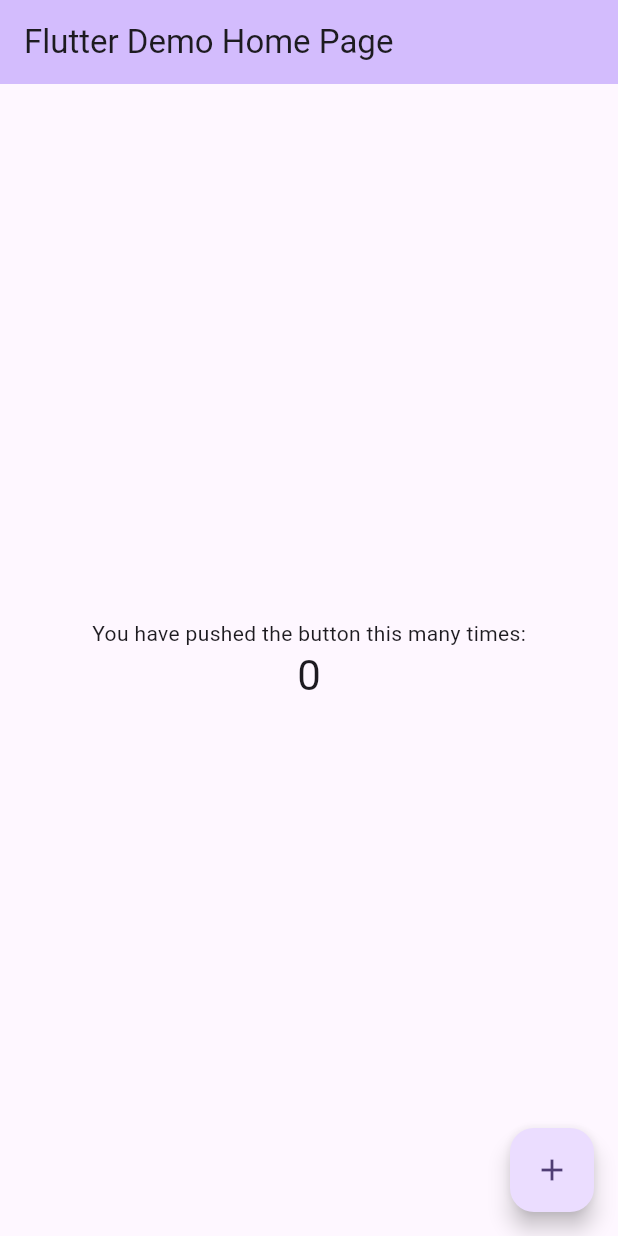
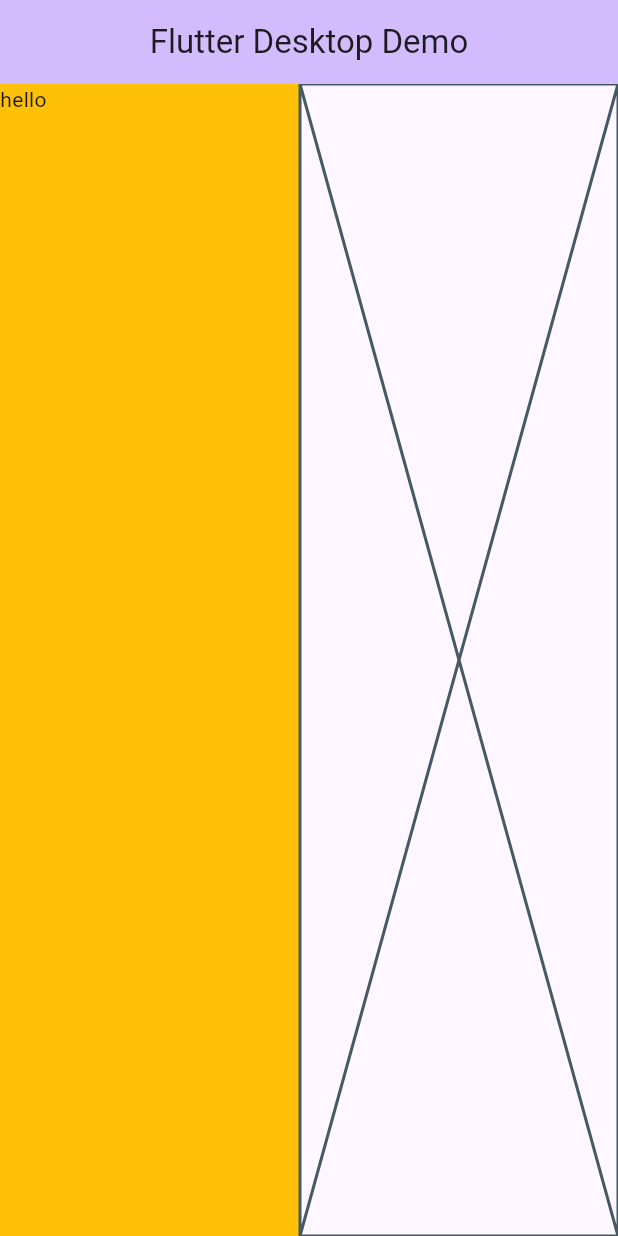
Before and after one commit to muchirajunior/flutter-desktop, a Flutter app: the screen it shows after launch, on a phone screen of 412 x 824 dp. Run offline on Flutter 3.47's test engine with Material 3 defaults, Android fonts, the phone set to English and light mode, and no system bars.

Commit message:
setup layout

```diff
--- /dev/null
+++ b/lib/home.dart
@@ -0,0 +1,37 @@
+import 'package:flutter/material.dart';
+import 'package:flutter_desktop/layout/main_area/main_area.dart';
+import 'package:flutter_desktop/layout/side_navbar/side_navbar.dart';
+
+class Home extends StatefulWidget {
+  const Home({super.key});
+
+  @override
+  State<Home> createState() => _HomeState();
+}
+
+class _HomeState extends State<Home> {
+  @override
+  Widget build(BuildContext context) {
+    return Scaffold(
+      appBar: AppBar(
+        title: const Text("Flutter Desktop Demo"),
+        backgroundColor: Theme.of(context).colorScheme.inversePrimary,
+        centerTitle: true,
+      ),
+      body: SizedBox(
+        width: double.infinity,
+        height: double.infinity,
+        child: Row(
+          children: [
+            Container(
+              height: MediaQuery.of(context).size.height,
+              constraints:const  BoxConstraints( maxWidth: 300),
+              child: const SideNavBar(),
+            ),
+            const Expanded(child: MainArea())
+          ],
+        )
+      ),
+    );
+  }
+}
--- /dev/null
+++ b/lib/layout/main_area/main_area.dart
@@ -0,0 +1,15 @@
+import 'package:flutter/material.dart';
+
+class MainArea extends StatefulWidget {
+  const MainArea({super.key});
+
+  @override
+  State<MainArea> createState() => _MainAreaState();
+}
+
+class _MainAreaState extends State<MainArea> {
+  @override
+  Widget build(BuildContext context) {
+    return const Placeholder();
+  }
+}
--- /dev/null
+++ b/lib/layout/side_navbar/side_navbar.dart
@@ -0,0 +1,20 @@
+import 'package:flutter/material.dart';
+
+class SideNavBar extends StatefulWidget {
+  const SideNavBar({super.key});
+
+  @override
+  State<SideNavBar> createState() => _SideNavBarState();
+}
+
+class _SideNavBarState extends State<SideNavBar> {
+  @override
+  Widget build(BuildContext context) {
+    return  Container(
+      width: 200,
+      height: double.infinity,
+      color: Colors.amber,
+      child: const Text('hello'),
+    );
+  }
+}
--- a/lib/main.dart
+++ b/lib/main.dart
@@ -1,4 +1,5 @@
 import 'package:flutter/material.dart';
+import 'package:flutter_desktop/home.dart';
 
 void main() {
   runApp(const MyApp());
@@ -7,119 +8,15 @@ void main() {
 class MyApp extends StatelessWidget {
   const MyApp({super.key});
 
-  // This widget is the root of your application.
   @override
   Widget build(BuildContext context) {
     return MaterialApp(
       title: 'Flutter Demo',
       theme: ThemeData(
-        // This is the theme of your application.
-        //
-        // TRY THIS: Try running your application with "flutter run". You'll see
-        // the application has a purple toolbar. Then, without quitting the app,
-        // try changing the seedColor in the colorScheme below to Colors.green
-        // and then invoke "hot reload" (save your changes or press the "hot
-        // reload" button in a Flutter-supported IDE, or press "r" if you used
-        // the command line to start the app).
-        //
-        // Notice that the counter didn't reset back to zero; the application
-        // state is not lost during the reload. To reset the state, use hot
-        // restart instead.
-        //
-        // This works for code too, not just values: Most code changes can be
-        // tested with just a hot reload.
         colorScheme: ColorScheme.fromSeed(seedColor: Colors.deepPurple),
         useMaterial3: true,
       ),
-      home: const MyHomePage(title: 'Flutter Demo Home Page'),
+      home: const Home()
     );
   }
 }
-
-class MyHomePage extends StatefulWidget {
-  const MyHomePage({super.key, required this.title});
-
-  // This widget is the home page of your application. It is stateful, meaning
-  // that it has a State object (defined below) that contains fields that affect
-  // how it looks.
-
-  // This class is the configuration for the state. It holds the values (in this
-  // case the title) provided by the parent (in this case the App widget) and
-  // used by the build method of the State. Fields in a Widget subclass are
-  // always marked "final".
-
-  final String title;
-
-  @override
-  State<MyHomePage> createState() => _MyHomePageState();
-}
-
-class _MyHomePageState extends State<MyHomePage> {
-  int _counter = 0;
-
-  void _incrementCounter() {
-    setState(() {
-      // This call to setState tells the Flutter framework that something has
-      // changed in this State, which causes it to rerun the build method below
-      // so that the display can reflect the updated values. If we changed
-      // _counter without calling setState(), then the build method would not be
-      // called again, and so nothing would appear to happen.
-      _counter++;
-    });
-  }
-
-  @override
-  Widget build(BuildContext context) {
-    // This method is rerun every time setState is called, for instance as done
-    // by the _incrementCounter method above.
-    //
-    // The Flutter framework has been optimized to make rerunning build methods
-    // fast, so that you can just rebuild anything that needs updating rather
-    // than having to individually change instances of widgets.
-    return Scaffold(
-      appBar: AppBar(
-        // TRY THIS: Try changing the color here to a specific color (to
-        // Colors.amber, perhaps?) and trigger a hot reload to see the AppBar
-        // change color while the other colors stay the same.
-        backgroundColor: Theme.of(context).colorScheme.inversePrimary,
-        // Here we take the value from the MyHomePage object that was created by
-        // the App.build method, and use it to set our appbar title.
-        title: Text(widget.title),
-      ),
-      body: Center(
-        // Center is a layout widget. It takes a single child and positions it
-        // in the middle of the parent.
-        child: Column(
-          // Column is also a layout widget. It takes a list of children and
-          // arranges them vertically. By default, it sizes itself to fit its
-          // children horizontally, and tries to be as tall as its parent.
-          //
-          // Column has various properties to control how it sizes itself and
-          // how it positions its children. Here we use mainAxisAlignment to
-          // center the children vertically; the main axis here is the vertical
-          // axis because Columns are vertical (the cross axis would be
-          // horizontal).
-          //
-          // TRY THIS: Invoke "debug painting" (choose the "Toggle Debug Paint"
-          // action in the IDE, or press "p" in the console), to see the
-          // wireframe for each widget.
-          mainAxisAlignment: MainAxisAlignment.center,
-          children: <Widget>[
-            const Text(
-              'You have pushed the button this many times:',
-            ),
-            Text(
-              '$_counter',
-              style: Theme.of(context).textTheme.headlineMedium,
-            ),
-          ],
-        ),
-      ),
-      floatingActionButton: FloatingActionButton(
-        onPressed: _incrementCounter,
-        tooltip: 'Increment',
-        child: const Icon(Icons.add),
-      ), // This trailing comma makes auto-formatting nicer for build methods.
-    );
-  }
-}
```
